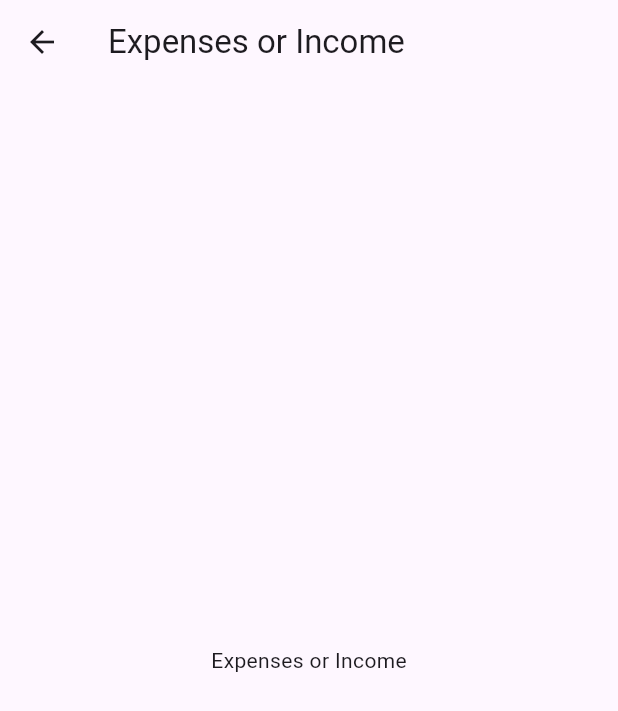
After one commit to AlbenBustamante/personal-finances-manager-app, a Flutter app: the ExpensesOrIncomeScreen screen opened directly, on a phone screen of 412 x 824 dp. The commit adds this screen. Shown: the top 711 px of the screen. Run offline on Flutter 3.47's test engine with Material 3 defaults, Android fonts, the phone set to English and light mode, and no system bars.

```diff
--- /dev/null
+++ b/lib/screens/expenses_or_income_screen.dart
@@ -0,0 +1,24 @@
+import 'package:flutter/material.dart';
+import 'package:personal_finances_manager/viewmodels/expense_or_income_viewmodel.dart';
+import 'package:provider/provider.dart';
+
+class ExpensesOrIncomeScreen extends StatefulWidget {
+  const ExpensesOrIncomeScreen({super.key});
+
+  @override
+  State<ExpensesOrIncomeScreen> createState() => _ExpensesOrIncomeScreenState();
+}
+
+class _ExpensesOrIncomeScreenState extends State<ExpensesOrIncomeScreen> {
+  @override
+  Widget build(BuildContext context) {
+    return Scaffold(
+      appBar: AppBar(title: const Text("Expenses or Income")),
+      body: Consumer<ExpenseOrIncomeViewModel>(
+        builder: (context, viewModel, _) {
+          return const Center(child: Text("Expenses or Income"));
+        }
+      )
+    );
+  }
+}
--- /dev/null
+++ b/lib/viewmodels/expense_or_income_viewmodel.dart
@@ -0,0 +1,5 @@
+import 'package:personal_finances_manager/viewmodels/viewmodel.dart';
+
+class ExpenseOrIncomeViewModel extends ViewModel {
+
+}
```
Also changed, not shown: lib/screens/main_screen.dart (+6 -3 lines), lib/screens/reports_screen.dart (deleted, +0 -15 lines), lib/screens/turns_screen.dart (added, +58 -0 lines), lib/services/user_service.dart (added, +27 -0 lines), lib/viewmodels/turns_viewmodel.dart (added, +20 -0 lines).
